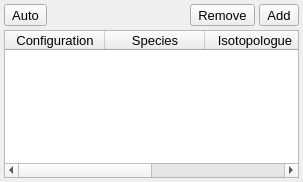
This is src/gui/keywordwidgets/isotopologuereferencelist.ui in disorderedmaterials/dissolve as Qt 5 draws it before an edit. The edited form follows.
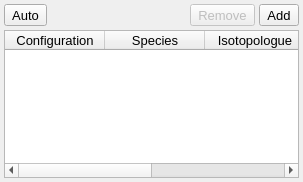
This is the edited form. Icons and pictures are not drawn.

Commit message: Add tooltips to controls in IsotopologueReferenceList keyword widget.

What changed in the file:
```diff
--- a/src/gui/keywordwidgets/isotopologuereferencelist.ui
+++ b/src/gui/keywordwidgets/isotopologuereferencelist.ui
@@ -80,6 +80,9 @@
      </item>
      <item>
       <widget class="QToolButton" name="RemoveButton">
+       <property name="enabled">
+        <bool>false</bool>
+       </property>
        <property name="sizePolicy">
         <sizepolicy hsizetype="Minimum" vsizetype="Fixed">
          <horstretch>0</horstretch>
```
Left out of the diff: 9 changed lines with no effect on the pictures.
